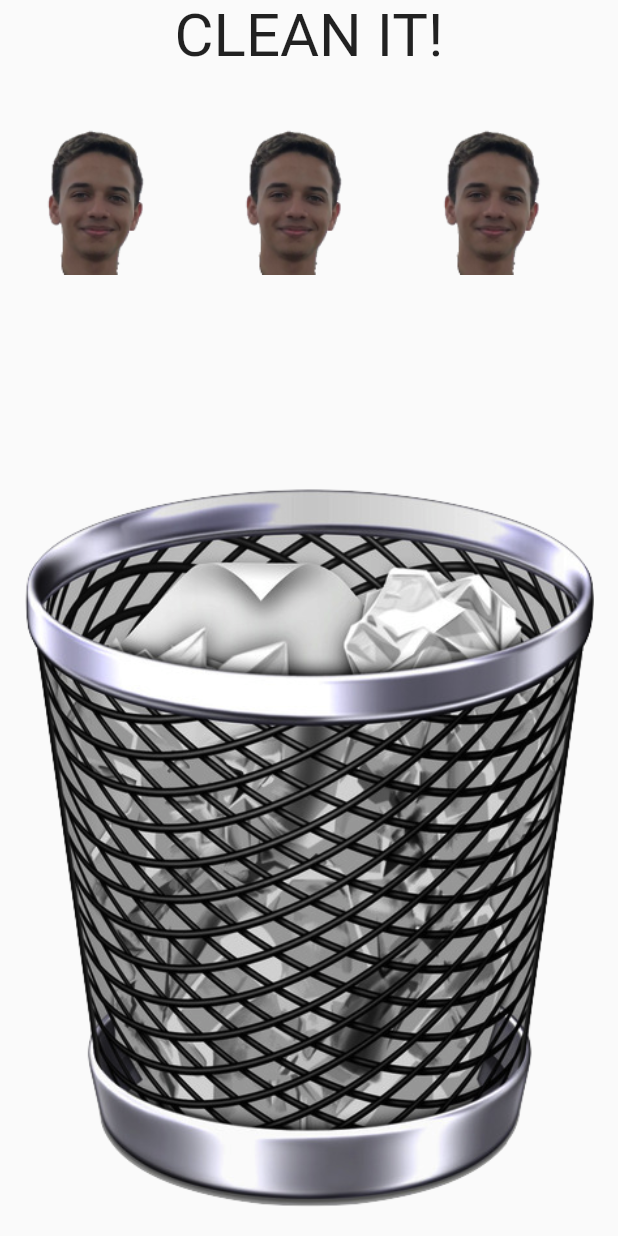
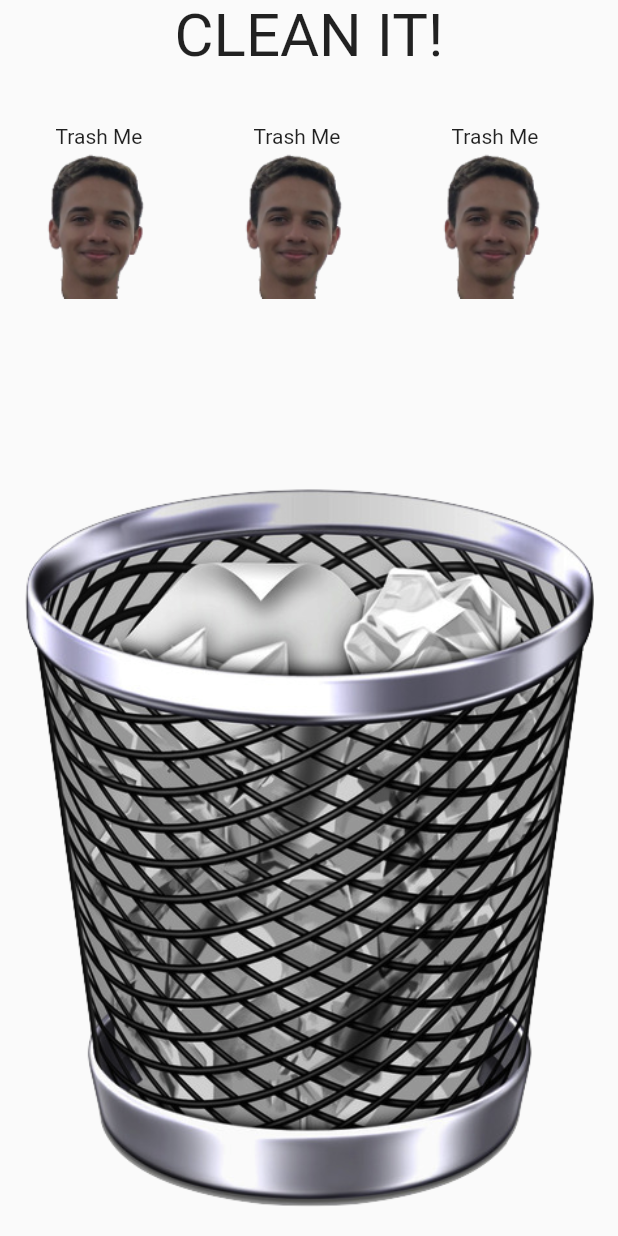
Before and after one commit to NoScopeDevs/flutter-1-20-widgets, a Flutter app: the screen it shows after launch, after a tap on "Drag n drop", on a phone screen of 412 x 824 dp. Run offline on Flutter 3.47's test engine with Material 2 defaults, Android fonts, the phone set to English and light mode, and no system bars; network calls fail.

Commit message:
Update after live

```diff
--- a/lib/drag_n_drop.dart
+++ b/lib/drag_n_drop.dart
@@ -25,7 +25,7 @@ class _DragExampleState extends State<DragExample> {
         child: Padding(
           padding: EdgeInsets.all(_padding),
           child: Draggable<int>(
-            childWhenDragging: SizedBox(),
+            childWhenDragging: SizedBox.shrink(),
             data: index,
             dragAnchor: DragAnchor.pointer,
             //Widget que se muestra cuando el drag esta en proceso
@@ -46,7 +46,7 @@ class _DragExampleState extends State<DragExample> {
               child: Column(
                 children: [
                   SizedBox(height: 20),
-                  // Text('Trash Me'),
+                  Text('Trash Me'),
                   Image.asset(
                     'assets/images/marcos.png',
                     width: _feedbackSize.width,
```
Also changed, not shown: lib/interactive_view.dart (+9 -1 lines).
